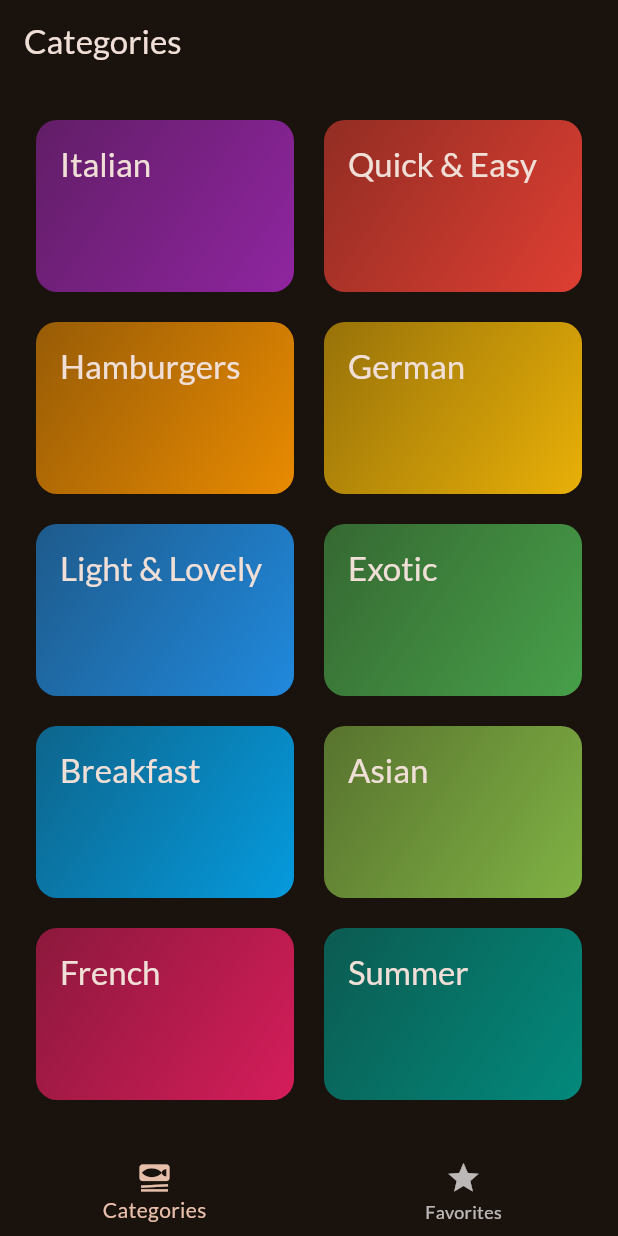
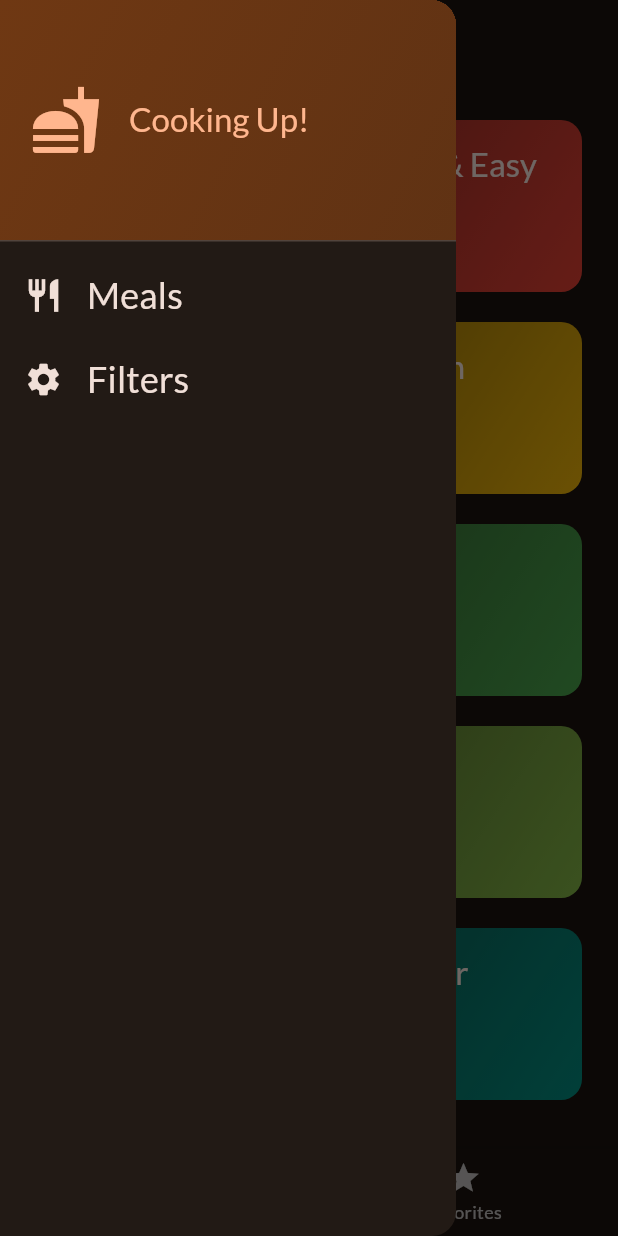
Before and after one commit to thekalpeshchoudhary/Meals-App, a Flutter app: the screen it shows after launch, with the side drawer open (before the commit the screen has no drawer), on a phone screen of 412 x 824 dp. Run offline on Flutter 3.47's test engine with Material 2 defaults, Android fonts, the phone set to English and light mode, and no system bars; our stand-ins replace google_fonts, transparent_image.

Commit message:
tabs, drawer

```diff
--- a/lib/screens/categories.dart
+++ b/lib/screens/categories.dart
@@ -14,6 +14,7 @@ class CategoriesScreen extends StatelessWidget {
     final filteredMeals = dummyMeals
         .where((meal) => meal.categories.contains(category.id))
         .toList();
+
     Navigator.of(context).push(
       MaterialPageRoute(
         builder: (ctx) => MealsScreen(
@@ -35,7 +36,6 @@ class CategoriesScreen extends StatelessWidget {
         mainAxisSpacing: 20,
       ),
       children: [
-        // availableCategories.map((category) => CategoryGridItem(category: category)).toList()
         for (final category in availableCategories)
           CategoryGridItem(
               category: category,
--- a/lib/screens/meal_details.dart
+++ b/lib/screens/meal_details.dart
@@ -15,7 +15,7 @@ class MealDetailsScreen extends StatelessWidget {
         actions: [
           IconButton(
             onPressed: () {onToggleFavorite(meal);},
-            icon: Icon(Icons.star),
+            icon: const Icon(Icons.star),
           )
         ],
       ),
--- a/lib/screens/meals.dart
+++ b/lib/screens/meals.dart
@@ -38,7 +38,7 @@ class MealsScreen extends StatelessWidget {
           ),
           const SizedBox(height: 16),
           Text(
-            'Try selecting a different category',
+            title != null ? 'Try selecting a different category' : '',
             style: Theme.of(context)
                 .textTheme
                 .bodyLarge!
--- a/lib/screens/tabs.dart
+++ b/lib/screens/tabs.dart
@@ -2,6 +2,7 @@ import 'package:flutter/material.dart';
 import 'package:meals/models/meal.dart';
 import 'package:meals/screens/categories.dart';
 import 'package:meals/screens/meals.dart';
+import 'package:meals/widgets/main_drawer.dart';
 
 class TabsScreen extends StatefulWidget {
   const TabsScreen({super.key});
@@ -16,15 +17,24 @@ class _TabsScreenState extends State<TabsScreen> {
   int _selectedPageIndex = 0;
   final List<Meal> _favoriteMeals = [];
 
+  void _showInfoMsg(String msg){
+    ScaffoldMessenger.of(context).clearSnackBars();
+    ScaffoldMessenger.of(context).showSnackBar(SnackBar(content: Text(msg)));
+  }
+
   void _toggleMealFavoriteStatus(Meal meal) {
     final doesExist = _favoriteMeals.contains(meal);
+
+
     if (doesExist) {
       setState(() {
-      _favoriteMeals.remove(meal);
+        _favoriteMeals.remove(meal);
+        _showInfoMsg('Meal removed from favorites');
       });
     } else {
       setState(() {
-      _favoriteMeals.add(meal);
+        _favoriteMeals.add(meal);
+        _showInfoMsg('Meal added to Favorites');
       });
     }
   }
@@ -40,7 +50,9 @@ class _TabsScreenState extends State<TabsScreen> {
     Widget activePage = CategoriesScreen(
       onToggleFavorite: _toggleMealFavoriteStatus,
     );
+
     var activePageTitle = 'Categories';
+
     if (_selectedPageIndex == 1) {
       activePage = MealsScreen(
         meals: _favoriteMeals,
@@ -48,8 +60,10 @@ class _TabsScreenState extends State<TabsScreen> {
       );
       activePageTitle = 'Your Favorites';
     }
+
     return Scaffold(
       appBar: AppBar(title: Text(activePageTitle)),
+      drawer: const MainDrawer(),
       body: activePage,
       bottomNavigationBar: BottomNavigationBar(
         onTap: (index) {
--- /dev/null
+++ b/lib/widgets/main_drawer.dart
@@ -0,0 +1,72 @@
+import 'package:flutter/material.dart';
+
+class MainDrawer extends StatelessWidget {
+  const MainDrawer({super.key});
+
+  @override
+  Widget build(BuildContext context) {
+    return Drawer(
+      child: Column(
+        children: [
+          DrawerHeader(
+            padding: const EdgeInsets.all(20),
+            decoration: BoxDecoration(
+                gradient: LinearGradient(colors: [
+              Theme.of(context).colorScheme.primaryContainer,
+              Theme.of(context).colorScheme.primaryContainer.withOpacity(0.8),
+            ], begin: Alignment.topLeft, end: Alignment.bottomRight)),
+            child: Row(
+              children: [
+                Icon(
+                  Icons.fastfood,
+                  size: 48,
+                  color: Theme.of(context).colorScheme.primary,
+                ),
+                const SizedBox(
+                  width: 18,
+                ),
+                Text(
+                  'Cooking Up!',
+                  style: Theme.of(context)
+                      .textTheme
+                      .titleLarge!
+                      .copyWith(color: Theme.of(context).colorScheme.primary),
+                ),
+              ],
+            ),
+          ),
+          ListTile(
+            onTap: () {},
+            leading: Icon(
+              Icons.restaurant,
+              size: 26,
+              color: Theme.of(context).colorScheme.onBackground,
+            ),
+            title: Text(
+              'Meals',
+              style: Theme.of(context).textTheme.titleSmall!.copyWith(
+                    color: Theme.of(context).colorScheme.onBackground,
+                    fontSize: 24,
+                  ),
+            ),
+          ),
+          ListTile(
+            onTap: () {},
+            leading: Icon(
+              Icons.settings,
+              size: 26,
+              color: Theme.of(context).colorScheme.onBackground,
+            ),
+            title: Text(
+              'Filters',
+              style: Theme.of(context).textTheme.titleSmall!.copyWith(
+                    color: Theme.of(context).colorScheme.onBackground,
+                    fontSize: 24,
+                  ),
+            ),
+          ),
+        ],
+      ),
+    );
+  }
+}
```
